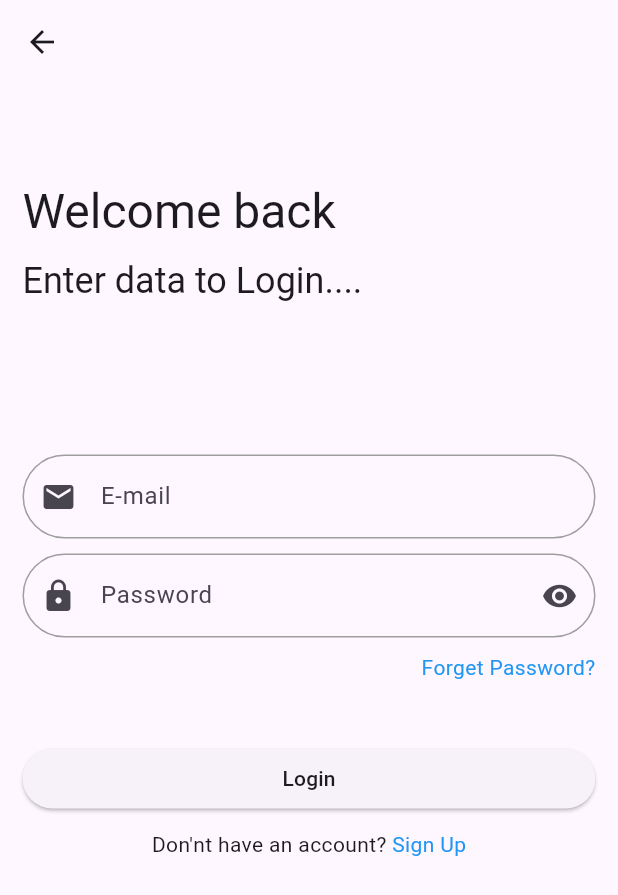
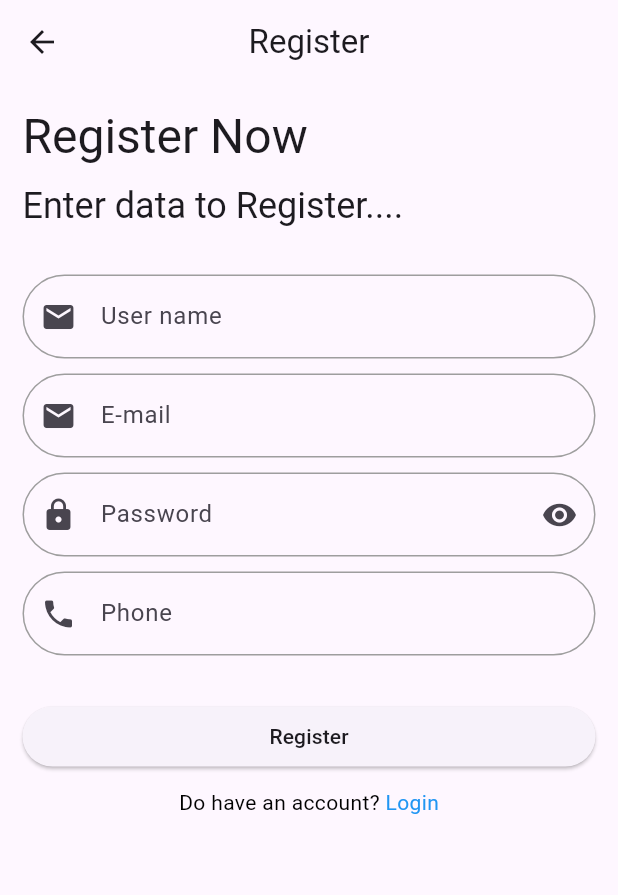
Before and after one commit to HmoodHub/firebase_auth, a Flutter app: the LoginScreen screen opened directly, after a tap on "Sign Up", on a phone screen of 412 x 824 dp. Shown: the top 895 px of the screen. Run offline on Flutter 3.47's test engine with Material 2 defaults, Android fonts, the phone set to English and light mode, and no system bars; our stand-ins replace bloc, flutter_bloc, get, toast.

Commit message:
set UI app2

```diff
--- /dev/null
+++ b/lib/bloc/bloc_register/register_cubit.dart
@@ -0,0 +1,32 @@
+import 'package:bloc/bloc.dart';
+import 'package:flutter/material.dart';
+import 'package:flutter_bloc/flutter_bloc.dart';
+import 'package:meta/meta.dart';
+
+part 'register_state.dart';
+
+class RegisterCubit extends Cubit<RegisterState> {
+  RegisterCubit() : super(RegisterInitial());
+  static RegisterCubit get(context) => BlocProvider.of<RegisterCubit>(context);
+
+  late TextEditingController emailController;
+  late TextEditingController passController;
+  late TextEditingController usernameController;
+  late TextEditingController phoneController;
+  var formKey = GlobalKey<FormState>();
+
+  void initState(){
+    emailController = TextEditingController();
+    passController = TextEditingController();
+    usernameController = TextEditingController();
+    phoneController = TextEditingController();
+    emit(RegisterInitial());
+  }
+  bool obscureText = true;
+  bool isVisible = false;
+  void visibilityPass(){
+    obscureText = !obscureText;
+    isVisible = !isVisible;
+    emit(RegisterVisibilityPass());
+  }
+}
--- /dev/null
+++ b/lib/bloc/bloc_register/register_state.dart
@@ -0,0 +1,7 @@
+part of 'register_cubit.dart';
+
+@immutable
+abstract class RegisterState {}
+
+class RegisterInitial extends RegisterState {}
+class RegisterVisibilityPass extends RegisterState {}
--- a/lib/main.dart
+++ b/lib/main.dart
@@ -1,4 +1,5 @@
 import 'package:fierbase_auth/bloc/bloc_login/login_cubit.dart';
+import 'package:fierbase_auth/bloc/bloc_register/register_cubit.dart';
 import 'package:fierbase_auth/screens/auth/launch_screen.dart';
 import 'package:flutter/material.dart';
 import 'package:flutter_bloc/flutter_bloc.dart';
@@ -17,6 +18,9 @@ class MyApp extends StatelessWidget {
              BlocProvider<LoginCubit>(
               create: (BuildContext context) => LoginCubit()..initState(),
             ),
+        BlocProvider<RegisterCubit>(
+          create: (BuildContext context) => RegisterCubit()..initState(),
+        ),
       ],
       child: GetMaterialApp(
         debugShowCheckedModeBanner: false,
--- a/lib/screens/auth/login_screen.dart
+++ b/lib/screens/auth/login_screen.dart
@@ -1,12 +1,13 @@
 import 'package:fierbase_auth/bloc/bloc_login/login_cubit.dart';
+import 'package:fierbase_auth/screens/auth/register_screen.dart';
 import 'package:flutter/material.dart';
 import 'package:flutter_bloc/flutter_bloc.dart';
+import 'package:get/get.dart';
 
 import '../../widget/widget.dart';
 
 class LoginScreen extends StatelessWidget {
   const LoginScreen({super.key});
-
 
   @override
   Widget build(BuildContext context) {
@@ -18,12 +19,14 @@ class LoginScreen extends StatelessWidget {
       builder: (context, state) {
         return Scaffold(
           appBar: AppBar(),
-      body:  Form(
+          body: Form(
             key: bloc.formKey,
             child: ListView(
               padding: const EdgeInsets.all(15),
               children: [
-            const SizedBox(height: 50,),
+                const SizedBox(
+                  height: 50,
+                ),
                 Text(
                   'Welcome back',
                   style: Theme.of(context).textTheme.headlineLarge,
@@ -60,9 +63,7 @@ class LoginScreen extends StatelessWidget {
                   height: 10,
                 ),
                 InkWell(
-              onTap: (){
-
-              },
+                  onTap: () {},
                   child: Text(
                     'Forget Password?',
                     style: Theme.of(context).textTheme.bodyMedium!.copyWith(
@@ -74,15 +75,32 @@ class LoginScreen extends StatelessWidget {
                 const SizedBox(
                   height: 40,
                 ),
-            ElevatedButton(onPressed: (){}, child:  Text('Login',style: Theme.of(context).textTheme.button,)),
+                ElevatedButton(
+                    onPressed: () {},
+                    child: Text(
+                      'Login',
+                      style: Theme.of(context).textTheme.button,
+                    )),
                 const SizedBox(
                   height: 10,
                 ),
                 Row(
                   mainAxisAlignment: MainAxisAlignment.center,
                   children: [
-                const Text('Don\'nt have an account?',),
-                InkWell(onTap: (){},child: const Text(' Sign Up',style: TextStyle(color: Colors.blue),),),
+                    const Text(
+                      'Don\'nt have an account?',
+                    ),
+                    InkWell(
+                      onTap: () {
+                        Get.to(
+                          () => const RegisterScreen(),
+                        );
+                      },
+                      child: const Text(
+                        ' Sign Up',
+                        style: TextStyle(color: Colors.blue),
+                      ),
+                    ),
                   ],
                 )
               ],
--- a/lib/screens/auth/register_screen.dart
+++ b/lib/screens/auth/register_screen.dart
@@ -1,11 +1,117 @@
 import 'package:flutter/material.dart';
+import 'package:flutter_bloc/flutter_bloc.dart';
+import 'package:get/get.dart';
+
+import '../../bloc/bloc_register/register_cubit.dart';
+import '../../widget/widget.dart';
+import 'login_screen.dart';
 
 class RegisterScreen extends StatelessWidget {
   const RegisterScreen({super.key});
 
-
   @override
   Widget build(BuildContext context) {
-    return Container();
+    RegisterCubit bloc = RegisterCubit.get(context);
+    return BlocConsumer<RegisterCubit, RegisterState>(
+      listener: (context, state) {},
+      builder: (context, state) {
+        return Scaffold(
+          appBar: AppBar(
+            title: const Text('Register'),
+            centerTitle: true,
+          ),
+          body: Form(
+            key: bloc.formKey,
+            child: ListView(
+              padding: const EdgeInsets.all(15),
+              children: [
+                Text(
+                  'Register Now',
+                  style: Theme.of(context).textTheme.headlineLarge,
+                ),
+                const SizedBox(
+                  height: 10,
+                ),
+                Text('Enter data to Register....',
+                    style: Theme.of(context).textTheme.headlineSmall),
+                const SizedBox(
+                  height: 30,
+                ),
+                textFormFieldApp(
+                  controller: bloc.usernameController,
+                  type: TextInputType.emailAddress,
+                  hint: 'User name',
+                  prefixIcon: Icons.email,
+                ),
+                const SizedBox(
+                  height: 10,
+                ),
+                textFormFieldApp(
+                  controller: bloc.emailController,
+                  type: TextInputType.emailAddress,
+                  hint: 'E-mail',
+                  prefixIcon: Icons.email,
+                ),
+                const SizedBox(
+                  height: 10,
+                ),
+                textFormFieldApp(
+                  controller: bloc.passController,
+                  type: TextInputType.visiblePassword,
+                  hint: 'Password',
+                  prefixIcon: Icons.lock,
+                  suffix:
+                      bloc.isVisible ? Icons.visibility_off : Icons.visibility,
+                  obscureText: bloc.obscureText,
+                  onPressedSuffix: () => bloc.visibilityPass(),
+                ),
+                const SizedBox(
+                  height: 10,
+                ),
+                textFormFieldApp(
+                  controller: bloc.phoneController,
+                  type: TextInputType.number,
+                  hint: 'Phone',
+                  prefixIcon: Icons.phone,
+                ),
+                const SizedBox(
+                  height: 30,
+                ),
+                ElevatedButton(
+                  onPressed: () {},
+                  child: Text(
+                    'Register',
+                    style: Theme.of(context).textTheme.button,
+                  ),
+                ),
+                const SizedBox(
+                  height: 10,
+                ),
+                Row(
+                  mainAxisAlignment: MainAxisAlignment.center,
+                  children: [
+                    const Text(
+                      'Do have an account?',
+                      style: TextStyle(color: Colors.black),
+                    ),
+                    InkWell(
+                      onTap: () {
+                        Get.to(const LoginScreen());
+                      },
+                      child: const Text(
+                        ' Login',
+                        style: TextStyle(
+                          color: Colors.blue,
+                        ),
+                      ),
+                    ),
+                  ],
+                )
+              ],
+            ),
+          ),
+        );
+      },
+    );
   }
 }
```
Lines whose indentation alone changed are shown as unchanged.
